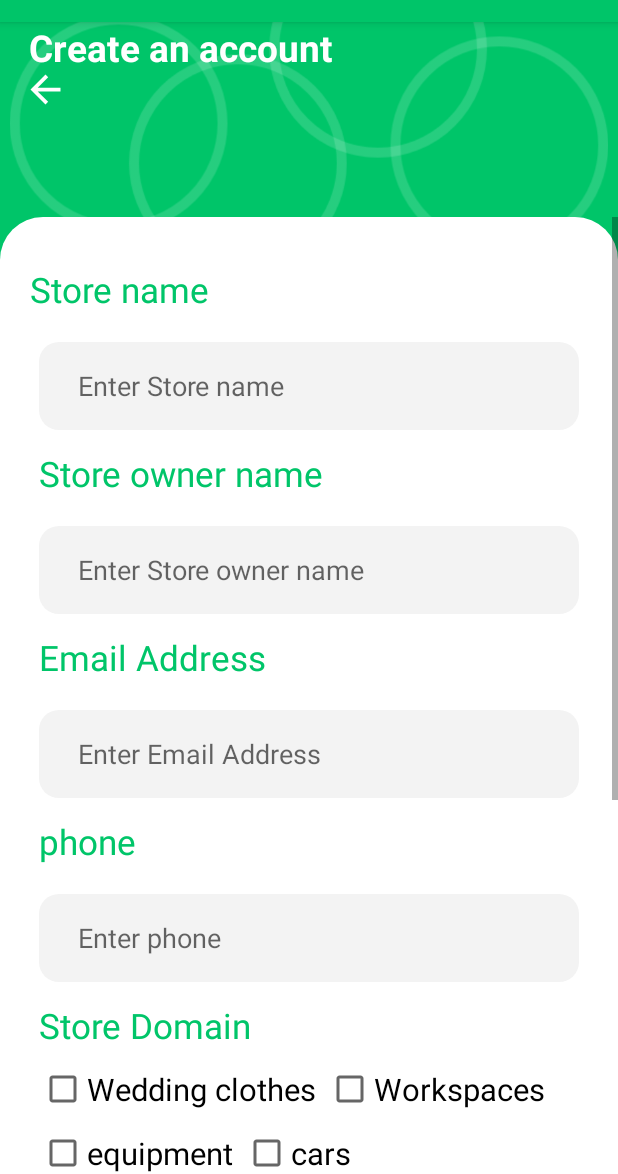
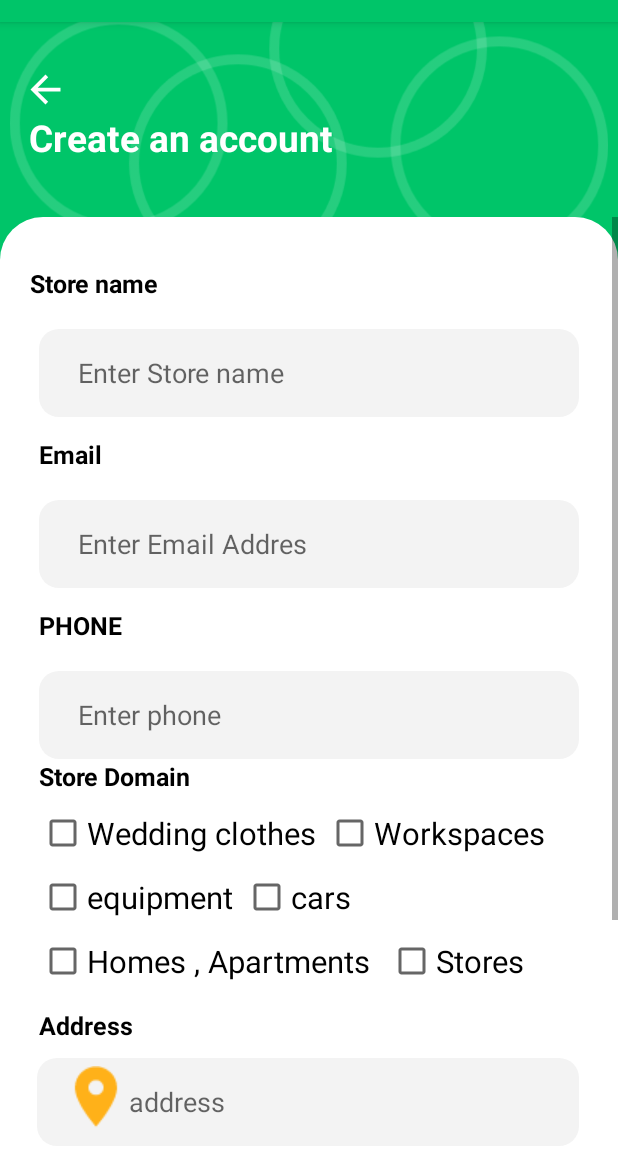
Before and after one commit to AbdullahShuhaiber/Egar-Admin, an Android app: the RegisterActivity screen opened directly, with no data from a screen before it, on a phone screen of 412 x 824 dp, the part 62-1236 px from its top. Run offline under Robolectric (Android 15) with nearby library versions, the phone set to English and light mode, and no system bars; our stand-ins replace sdp/ssp sizes.

```diff
--- a/app/src/main/java/com/example/egar_admin/activity/RegisterActivity.java
+++ b/app/src/main/java/com/example/egar_admin/activity/RegisterActivity.java
@@ -16,6 +16,7 @@ import androidx.viewpager2.widget.ViewPager2;
 import com.example.egar_admin.FirebaseManger.FirebaseAuthController;
 import com.example.egar_admin.R;
 import com.example.egar_admin.adapters.MyFragmentAdapter;
+
 import com.example.egar_admin.databinding.ActivityRegisterBinding;
 import com.example.egar_admin.interfaces.ProcessCallback;
 import com.google.android.material.snackbar.Snackbar;
@@ -48,7 +49,7 @@ public class RegisterActivity extends AppCompatActivity implements View.OnClickL
     }
 
     private boolean isValidPalestinianPhoneNumber() {
-        String phoneNumber = binding.etPhone.getText().toString().trim();
+        String phoneNumber = binding.etPhoneNumber.getText().toString().trim();
         if (phoneNumber.isEmpty()){
             Snackbar.make(binding.getRoot(), "Please enter a  phone number", Snackbar.LENGTH_LONG).setTextColor(ContextCompat.getColor(this,R.color.bronze)).show();
             return false;
@@ -93,7 +94,7 @@ public class RegisterActivity extends AppCompatActivity implements View.OnClickL
             binding.etEmail.setError("Email field is Required");
             return false;
         } else if (password.isEmpty()) {
-            binding.etPhone.setError("Password field is Required");
+            binding.etPhoneNumber.setError("Password field is Required");
             return false;
         }else if(!binding.checked.isChecked()) {
             Snackbar.make(binding.getRoot(),"You must agree to the terms and conditions",Snackbar.LENGTH_LONG).setTextColor(ContextCompat.getColor(this, R.color.bronze)).show();
--- a/app/src/main/res/layout/activity_register.xml
+++ b/app/src/main/res/layout/activity_register.xml
@@ -65,8 +65,9 @@
                     android:layout_marginStart="20dp"
                     android:layout_marginTop="@dimen/_25sdp"
                     android:text="@string/store_name"
-                    android:textColor="@color/text_app"
-                    android:textSize="@dimen/_18ssp"
+                    android:textStyle="bold"
+                    android:textColor="@color/black"
+                    android:textSize="@dimen/_13ssp"
                     app:layout_constraintStart_toStartOf="parent"
                     app:layout_constraintTop_toTopOf="parent" />
 
@@ -76,9 +77,10 @@
                     android:layout_height="wrap_content"
                     android:layout_marginStart="@dimen/_20sdp"
                     android:layout_marginTop="@dimen/_10sdp"
-                    android:text="@string/store_owner_name"
-                    android:textColor="@color/text_app"
-                    android:textSize="@dimen/_18ssp"
+                    android:text="Email"
+                    android:textStyle="bold"
+                    android:textColor="@color/black"
+                    android:textSize="@dimen/_13ssp"
                     app:layout_constraintStart_toStartOf="parent"
                     app:layout_constraintTop_toBottomOf="@+id/et_Name" />
 
@@ -86,14 +88,14 @@
                     android:id="@+id/et_email"
                     android:layout_width="0dp"
                     android:layout_height="@dimen/_45sdp"
-                    android:hint="Enter Store owner name"
+                    android:hint="Enter Email Addres"
                     android:background="@drawable/shape_bac_edit_text"
                     android:layout_marginEnd="@dimen/_20sdp"
                     android:layout_marginStart="@dimen/_20sdp"
                     android:layout_marginTop="@dimen/_15sdp"
                     android:paddingEnd="@dimen/_20sdp"
                     android:paddingStart="@dimen/_20sdp"
-                    android:inputType="text"
+                    android:inputType="textEmailAddress"
                     app:layout_constraintEnd_toEndOf="parent"
                     app:layout_constraintStart_toStartOf="parent"
                     app:layout_constraintTop_toBottomOf="@+id/textView5" />
@@ -104,19 +106,20 @@
                     android:layout_height="wrap_content"
                     android:layout_marginStart="@dimen/_20sdp"
                     android:layout_marginTop="@dimen/_10sdp"
-                    android:text="@string/commercial_registration_no"
-                    android:textColor="@color/text_app"
-                    android:textSize="@dimen/_18ssp"
+                    android:text="PHONE"
+                    android:textStyle="bold"
+                    android:textColor="@color/black"
+                    android:textSize="@dimen/_13ssp"
                     app:layout_constraintStart_toStartOf="parent"
                     app:layout_constraintTop_toBottomOf="@+id/et_email" />
 
                 <EditText
-                    android:id="@+id/etCommercial_Registration"
+                    android:id="@+id/et_phone_number"
                     android:layout_width="0dp"
                     android:layout_height="@dimen/_45sdp"
                     android:background="@drawable/shape_bac_edit_text"
-                    android:hint="@string/enter_commercial_registration"
-                    android:inputType="text"
+                    android:hint="@string/enter_phone"
+                    android:inputType="phone"
                     android:paddingStart="@dimen/_20sdp"
                     android:paddingEnd="@dimen/_20sdp"
                     android:layout_marginEnd="@dimen/_20sdp"
@@ -126,46 +129,18 @@
                     app:layout_constraintStart_toStartOf="parent"
                     app:layout_constraintTop_toBottomOf="@+id/textView1" />
 
-                <TextView
-                    android:id="@+id/tv_createAccount"
-                    android:layout_width="wrap_content"
-                    android:layout_height="wrap_content"
-                    android:text="@string/phone"
-                    android:layout_marginStart="@dimen/_20sdp"
-                    android:layout_marginTop="@dimen/_10sdp"
-                    android:textColor="@color/text_app"
-                    android:textSize="@dimen/_18ssp"
-                    app:layout_constraintStart_toStartOf="parent"
-                    app:layout_constraintTop_toBottomOf="@+id/etCommercial_Registration" />
-
-
-                <EditText
-                    android:id="@+id/et_phone"
-                    android:layout_width="0dp"
-                    android:layout_height="@dimen/_45sdp"
-                    android:background="@drawable/shape_bac_edit_text"
-                    android:hint="@string/enter_phone"
-                    android:inputType="phone"
-                    android:layout_marginEnd="@dimen/_20sdp"
-                    android:layout_marginStart="@dimen/_20sdp"
-                    android:layout_marginTop="@dimen/_15sdp"
-                    android:paddingStart="@dimen/_20sdp"
-                    android:paddingEnd="@dimen/_20sdp"
-                    app:layout_constraintEnd_toEndOf="parent"
-                    app:layout_constraintStart_toStartOf="parent"
-                    app:layout_constraintTop_toBottomOf="@+id/tv_createAccount" />
 
                 <TextView
                     android:id="@+id/tv_StoreDomain"
                     android:layout_width="wrap_content"
                     android:layout_height="wrap_content"
                     android:layout_marginStart="@dimen/_20sdp"
-                    android:layout_marginTop="@dimen/_10sdp"
                     android:text="Store Domain"
-                    android:textColor="@color/text_app"
-                    android:textSize="@dimen/_18ssp"
+                    android:textStyle="bold"
+                    android:textColor="@color/black"
+                    android:textSize="@dimen/_13ssp"
                     app:layout_constraintStart_toStartOf="parent"
-                    app:layout_constraintTop_toBottomOf="@+id/et_phone" />
+                    app:layout_constraintTop_toBottomOf="@+id/et_phone_number" />
 
                 <androidx.constraintlayout.widget.ConstraintLayout
                     android:id="@+id/constraintLayout"
@@ -257,8 +232,9 @@
                     android:layout_marginStart="@dimen/_20sdp"
                     android:layout_marginTop="@dimen/_10sdp"
                     android:text="Address"
-                    android:textColor="@color/text_app"
-                    android:textSize="@dimen/_18ssp"
+                    android:textStyle="bold"
+                    android:textColor="@color/black"
+                    android:textSize="@dimen/_13ssp"
                     app:layout_constraintStart_toStartOf="parent"
                     app:layout_constraintTop_toBottomOf="@+id/constraintLayout" />
 
@@ -269,8 +245,9 @@
                     android:layout_marginStart="@dimen/_20sdp"
                     android:layout_marginTop="@dimen/_10sdp"
                     android:text="@string/password"
-                    android:textColor="@color/text_app"
-                    android:textSize="@dimen/_18ssp"
+                    android:textColor="@color/black"
+                    android:textStyle="bold"
+                    android:textSize="@dimen/_13ssp"
                     app:layout_constraintStart_toStartOf="parent"
                     app:layout_constraintTop_toBottomOf="@+id/edit_address" />
 
@@ -369,13 +346,13 @@
         android:layout_width="wrap_content"
         android:layout_height="wrap_content"
         android:layout_marginStart="@dimen/_15sdp"
+        android:layout_marginTop="0dp"
         android:text="Create an account"
         android:textColor="@color/white"
         android:textSize="@dimen/_19ssp"
         android:textStyle="bold"
-        app:layout_constraintBottom_toTopOf="@+id/constraintLayout"
         app:layout_constraintStart_toStartOf="parent"
-        app:layout_constraintTop_toTopOf="parent"
+        app:layout_constraintTop_toBottomOf="@+id/btn_back"
         app:layout_constraintVertical_bias="0.704" />
 
     <ImageView
--- a/app/src/main/res/values/strings.xml
+++ b/app/src/main/res/values/strings.xml
@@ -20,8 +20,8 @@
     <string name="enter_phone">Enter phone</string>
     <string name="password">password</string>
     <string name="enter_password">Enter password</string>
-    <string name="forgot_your_password">Forgot your password</string>
-    <string name="create_an_account">I dont have an account?</string>
+    <string name="forgot_your_password">Forgot your password ?</string>
+    <string name="create_an_account">Do Not Have an Account ?</string>
     <string name="store_name">Store name</string>
     <string name="text_create_an_account">Create an account</string>
     <string name="store_owner_name">Store owner name</string>
```
Also changed, not shown: app/src/main/res/layout/activity_login.xml (+15 -8 lines), build.gradle (+5 -4 lines).
